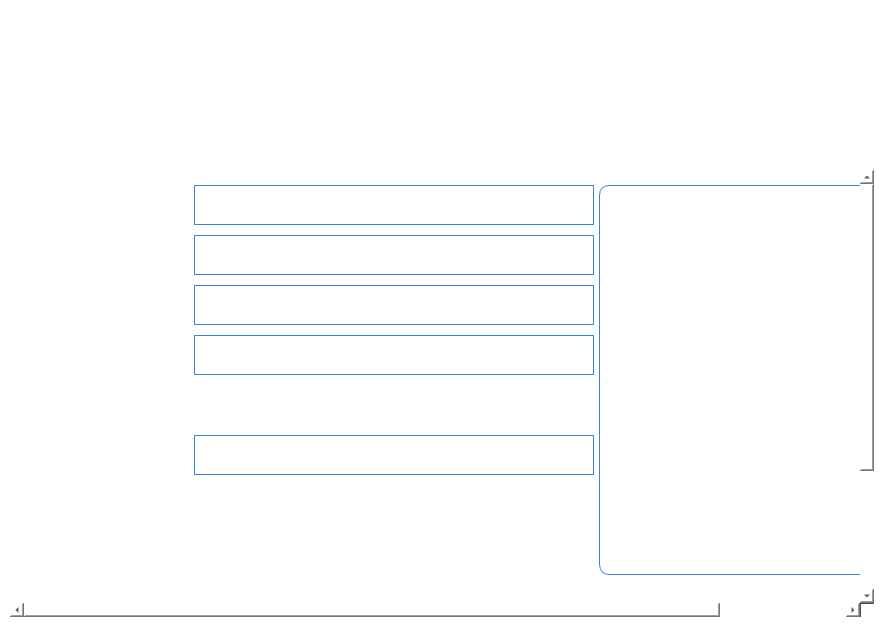
Old version of the form forms/Page_6.ui in the repository apollo-k22/FaceAI-Product.
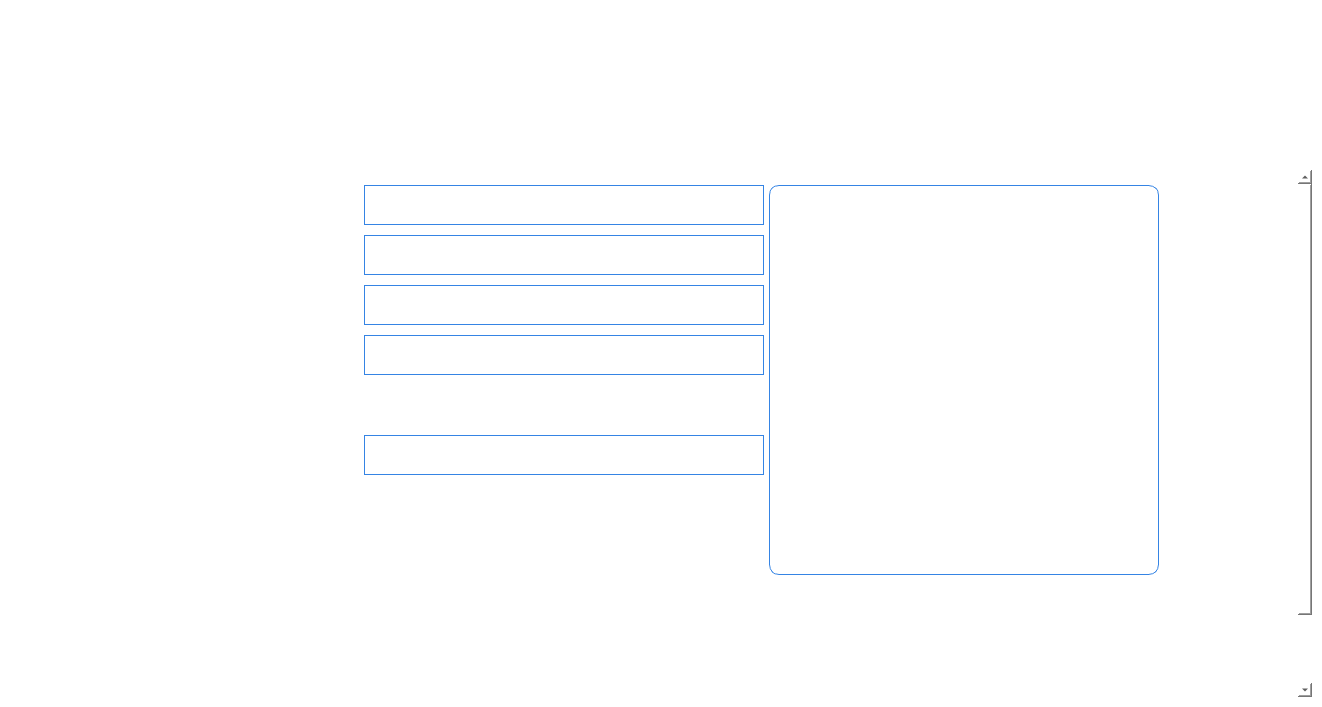
New version of the form. Icons and pictures are not drawn.

What changed in the file:
```diff
--- a/forms/Page_6.ui
+++ b/forms/Page_6.ui
@@ -6,8 +6,8 @@
    <rect>
     <x>0</x>
     <y>0</y>
-    <width>884</width>
-    <height>627</height>
+    <width>1322</width>
+    <height>707</height>
    </rect>
   </property>
   <property name="styleSheet">
@@ -348,9 +348,9 @@
        <widget class="QWidget" name="scrollAreaWidgetContents">
         <property name="geometry">
          <rect>
-          <x>-154</x>
+          <x>0</x>
           <y>0</y>
-          <width>999</width>
+          <width>1283</width>
           <height>642</height>
          </rect>
         </property>
@@ -413,7 +413,7 @@
               </spacer>
              </item>
              <item>
-              <layout class="QHBoxLayout" name="horizontalLayout_2" stretch="0,1">
+              <layout class="QHBoxLayout" name="horizontalLayout_2">
                <property name="leftMargin">
                 <number>10</number>
                </property>
@@ -436,6 +436,9 @@
                    <property name="rowWrapPolicy">
                     <enum>QFormLayout::DontWrapRows</enum>
                    </property>
+                   <property name="horizontalSpacing">
+                    <number>0</number>
+                   </property>
                    <property name="verticalSpacing">
                     <number>10</number>
                    </property>
@@ -465,6 +468,12 @@
                        <height>40</height>
                       </size>
                      </property>
+                     <property name="maximumSize">
+                      <size>
+                       <width>140</width>
+                       <height>40</height>
+                      </size>
+                     </property>
                      <property name="font">
                       <font>
                        <pointsize>11</pointsize>
@@ -551,38 +560,6 @@
                      </property>
                     </widget>
                    </item>
-                   <item row="2" column="0">
-                    <widget class="QLabel" name="label_3">
-                     <property name="sizePolicy">
-                      <sizepolicy hsizetype="Expanding" vsizetype="Expanding">
-                       <horstretch>0</horstretch>
-                       <verstretch>0</verstretch>
-                      </sizepolicy>
-                     </property>
-                     <property name="minimumSize">
-                      <size>
-                       <width>140</width>
-                       <height>40</height>
-                      </size>
-                     </property>
-                     <property name="maximumSize">
-                      <size>
-                       <width>140</width>
-                       <height>40</height>
-                      </size>
-                     </property>
-                     <property name="styleSheet">
-                      <string notr="true">color: rgb(255, 255, 255);
-background:none;</string>
-                     </property>
-                     <property name="text">
-                      <string>Time of report generation:</string>
-                     </property>
-                     <property name="alignment">
-                      <set>Qt::AlignLeading|Qt::AlignLeft|Qt::AlignVCenter</set>
-                     </property>
-                    </widget>
-                   </item>
                    <item row="2" column="1">
                     <widget class="QLabel" name="lblTimeOfReportGeneration">
                      <property name="sizePolicy">
@@ -848,6 +825,12 @@
                        <height>40</height>
                       </size>
                      </property>
+                     <property name="maximumSize">
+                      <size>
+                       <width>140</width>
+                       <height>40</height>
+                      </size>
+                     </property>
                      <property name="styleSheet">
                       <string notr="true">color: rgb(255, 255, 255);
 background:none;</string>
@@ -860,29 +843,60 @@
                      </property>
                     </widget>
                    </item>
+                   <item row="2" column="0">
+                    <widget class="QLabel" name="label_3">
+                     <property name="sizePolicy">
+                      <sizepolicy hsizetype="Preferred" vsizetype="Fixed">
+                       <horstretch>0</horstretch>
+                       <verstretch>0</verstretch>
+                      </sizepolicy>
+                     </property>
+                     <property name="minimumSize">
+                      <size>
+                       <width>140</width>
+                       <height>40</height>
+                      </size>
+                     </property>
+                     <property name="maximumSize">
+                      <size>
+                       <width>16777215</width>
+                       <height>40</height>
+                      </size>
+                     </property>
+                     <property name="font">
+                      <font>
+                       <family>Arial</family>
+                       <pointsize>13</pointsize>
+                      </font>
+                     </property>
+                     <property name="styleSheet">
+                      <string notr="true">color: white;
+background:none;</string>
+                     </property>
+                     <property name="text">
+                      <string>Time of report generation:</string>
+                     </property>
+                    </widget>
+                   </item>
                   </layout>
                  </item>
                 </layout>
                </item>
                <item>
-                <layout class="QVBoxLayout" name="verticalLayout_4" stretch="0,2,0">
-                 <item>
-                  <spacer name="verticalSpacer">
-                   <property name="orientation">
-                    <enum>Qt::Vertical</enum>
-                   </property>
-                   <property name="sizeHint" stdset="0">
-                    <size>
-                     <width>20</width>
-                     <height>40</height>
-                    </size>
-                   </property>
-                  </spacer>
-                 </item>
+                <layout class="QVBoxLayout" name="verticalLayout_4">
+                 <property name="spacing">
+                  <number>0</number>
+                 </property>
+                 <property name="topMargin">
+                  <number>5</number>
+                 </property>
+                 <property name="bottomMargin">
+                  <number>5</number>
+                 </property>
                  <item>
                   <widget class="QLabel" name="lblSubjectImage">
                    <property name="sizePolicy">
-                    <sizepolicy hsizetype="Expanding" vsizetype="Expanding">
+                    <sizepolicy hsizetype="Fixed" vsizetype="Fixed">
                      <horstretch>0</horstretch>
                      <verstretch>0</verstretch>
                     </sizepolicy>
@@ -916,19 +930,6 @@
                    </property>
                   </widget>
                  </item>
-                 <item>
-                  <spacer name="verticalSpacer_2">
-                   <property name="orientation">
-                    <enum>Qt::Vertical</enum>
-                   </property>
-                   <property name="sizeHint" stdset="0">
-                    <size>
-                     <width>20</width>
-                     <height>40</height>
-                    </size>
-                   </property>
-                  </spacer>
-                 </item>
                 </layout>
                </item>
               </layout>
```
Left out of the diff: 2 changed lines with no effect on the pictures.
